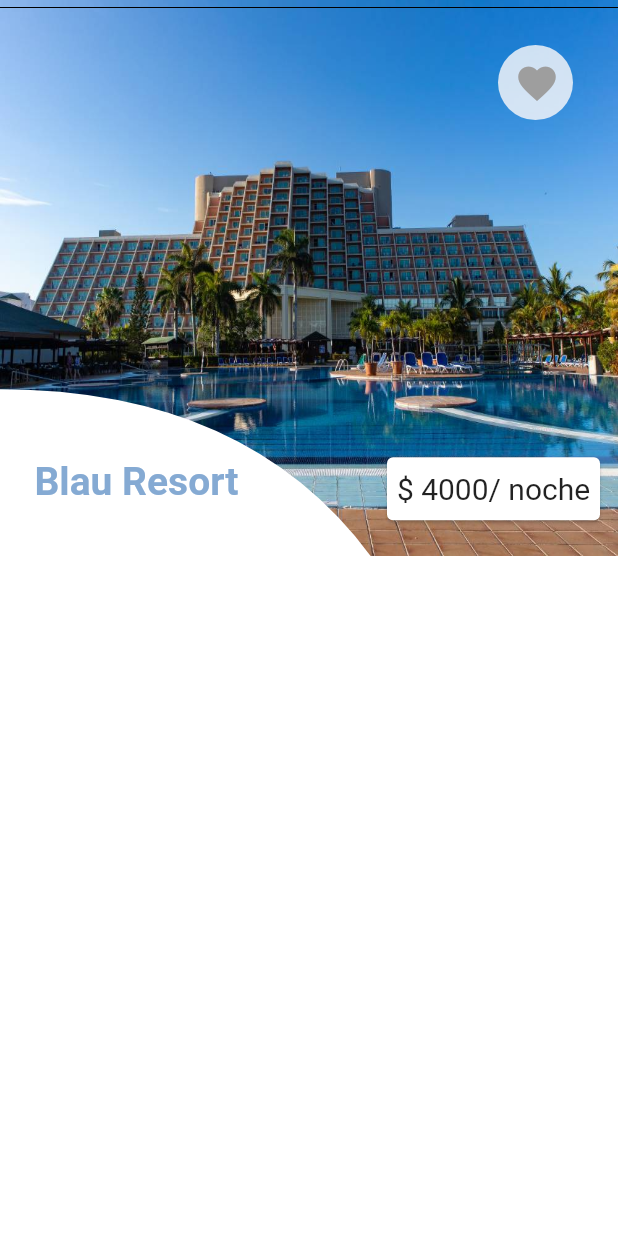
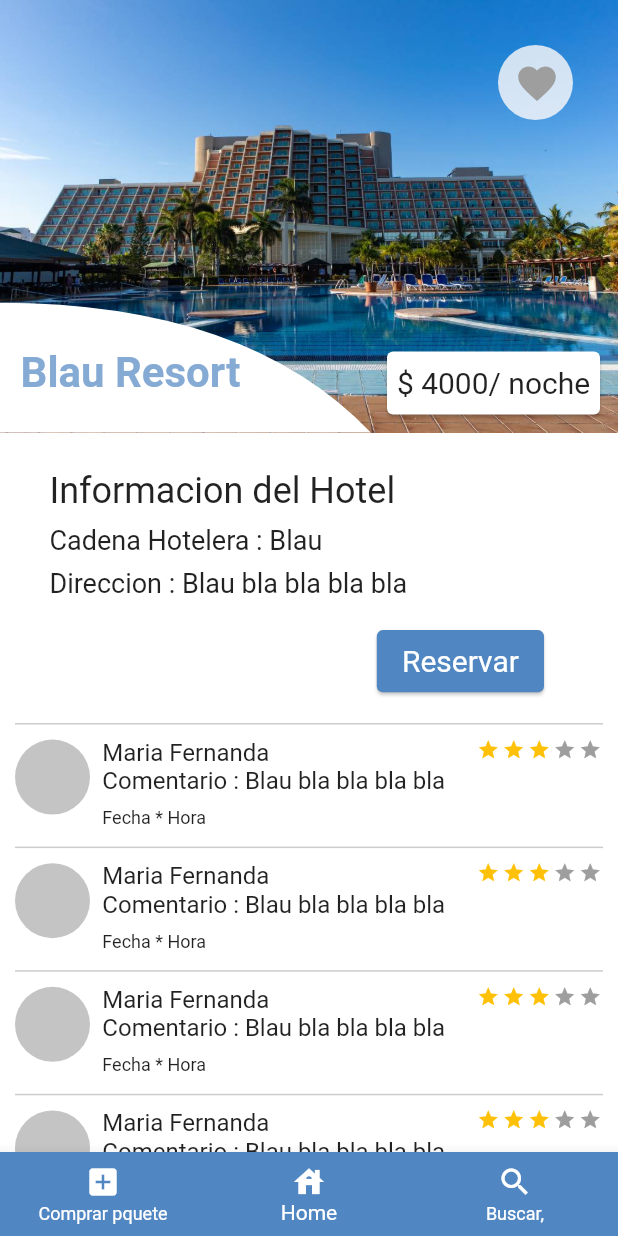
Before and after one commit to javierrrrrrrrrrrr/Varadero-Hotel, a Flutter app: the HomePage screen opened by its route, after a tap on "$ 4000 Cup", on a phone screen of 412 x 824 dp. Run offline on Flutter 3.47's test engine with Material 2 defaults, Android fonts, the light colour scheme and no system bars; drawn by our look-alikes of flutter_rating_bar, like_button; our stand-ins replace get.

Commit message:
cambios new

```diff
--- a/lib/Widget/carta.dart
+++ b/lib/Widget/carta.dart
@@ -44,7 +44,10 @@
                     Column(
                       crossAxisAlignment: CrossAxisAlignment.start,
                       children: const [
-                        RaitingBar(),
+                        RaitingBar(
+                          tamano: 19,
+                          separacion: 0,
+                        ),
                         /**  uso es simbolo para lograr que reconozca el simbolo de peso como un caracter */
                         Text(
                           '  \$ 4000 Cup',
--- a/lib/Widget/raitingBar.dart
+++ b/lib/Widget/raitingBar.dart
@@ -4,18 +4,23 @@
 class RaitingBar extends StatelessWidget {
   const RaitingBar({
     Key? key,
+    required this.tamano,
+    required this.separacion,
   }) : super(key: key);
+
+  final double tamano;
+  final double separacion;
 
   @override
   Widget build(BuildContext context) {
     return RatingBar.builder(
-      itemSize: 19,
+      itemSize: tamano,
       initialRating: 3,
       minRating: 1,
       direction: Axis.horizontal,
       allowHalfRating: true,
       itemCount: 5,
-      itemPadding: const EdgeInsets.symmetric(horizontal: 4.0),
+      itemPadding: EdgeInsets.symmetric(horizontal: separacion),
       itemBuilder: (context, _) => const Icon(
         Icons.star,
         color: Colors.amber,
--- a/lib/screens/hotel_home.dart
+++ b/lib/screens/hotel_home.dart
@@ -2,6 +2,8 @@
 import 'package:get/get.dart';
 import 'package:varadero/Widget/likeButtom.dart';
 
+import '../Widget/navbar.dart';
+import '../Widget/raitingBar.dart';
 import '../contantes/contantes.dart';
 
 class HotelHomePage extends StatelessWidget {
@@ -13,11 +15,12 @@
       backgroundColor: khomebodycolor,
       body: SafeArea(
         child: Column(
+          crossAxisAlignment: CrossAxisAlignment.start,
           children: [
             Stack(
               children: [
                 SizedBox(
-                  height: Get.height * 0.45,
+                  height: Get.height * 0.35,
                   width: Get.width,
                   child: Image.asset(
                     'assets/blau.jpg',
@@ -29,22 +32,22 @@
                     CustomPaint(
                       painter: _HeaderPaintDiagonal(),
                       child: SizedBox(
-                        height: Get.height * 0.45,
+                        height: Get.height * 0.35,
                         width: Get.width,
                       ),
                     ),
                     const Positioned(
                       bottom: 0,
-                      left: 16,
+                      left: 12,
                       child: SizedBox(
-                        height: 100,
+                        height: 80,
                         width: 150,
-                        // color: Colors.red,
+                        //  color: Colors.red,
                         child: Center(
                           child: Text(
                             'Blau Resort',
                             style: TextStyle(
-                                fontSize: 26,
+                                fontSize: 28,
                                 fontWeight: FontWeight.bold,
                                 color: Color.fromRGBO(133, 170, 211, 1)),
                           ),
@@ -52,7 +55,7 @@
                       ),
                     ),
                     const Positioned(
-                      bottom: 20,
+                      bottom: 8,
                       right: 8,
                       child: SizedBox(
                         height: 50,
@@ -73,15 +76,140 @@
                     ),
                   ],
                 ),
-                const Divider(
-                  height: 10,
-                  color: Colors.black,
-                )
               ],
-            )
+            ),
+            Padding(
+              padding: EdgeInsets.only(left: Get.height * 0.04),
+              child: Column(
+                crossAxisAlignment: CrossAxisAlignment.start,
+                children: [
+                  Separador(0.03),
+                  const Textos(texto: "Informacion del Hotel", tamano: 24),
+                  Separador(0.01),
+                  const Textos(texto: "Cadena Hotelera : Blau", tamano: 18),
+                  Separador(0.01),
+                  const Textos(
+                      texto: "Direccion : Blau bla bla bla bla", tamano: 18),
+                  Separador(0.02),
+                  Padding(
+                    padding: EdgeInsets.only(left: Get.height * 0.26),
+                    child: SizedBox(
+                      height: Get.height * 0.06,
+                      width: Get.width * 0.29,
+                      child: const Card(
+                        color: Color.fromRGBO(80, 134, 193, 1),
+                        child: Center(
+                            child: Text(
+                          'Reservar',
+                          style: TextStyle(
+                            color: Colors.white,
+                            fontSize: 20,
+                          ),
+                        )),
+                      ),
+                    ),
+                  ),
+                  Separador(0.02),
+                ],
+              ),
+            ),
+            Expanded(
+              child: ListView.builder(
+                scrollDirection: Axis.vertical,
+                itemCount: 5,
+                itemBuilder: (BuildContext context, index) {
+                  return Carta2();
+                },
+              ),
+            ),
           ],
         ),
       ),
+      bottomNavigationBar: const Navbar(),
+    );
+  }
+
+  Container Carta2() => Container(
+        margin: const EdgeInsets.only(
+          left: 10,
+          right: 10,
+        ),
+        height: Get.height * 0.1,
+        child: Stack(
+          children: [
+            Column(
+              children: [
+                Container(
+                  height: 1,
+                  width: Get.width,
+                  color: const Color.fromRGBO(0, 0, 0, 0.2),
+                ),
+                Padding(
+                  padding: EdgeInsets.only(top: Get.height * 0.001),
+                  child: Row(
+                    children: [
+                      const CircleAvatar(
+                        maxRadius: 25,
+                        backgroundColor: Color.fromRGBO(196, 196, 196, 1),
+                      ),
+                      Padding(
+                        padding: EdgeInsets.only(left: Get.height * 0.01),
+                        child: Column(
+                          crossAxisAlignment: CrossAxisAlignment.start,
+                          children: [
+                            Separador(0.01),
+                            const Textos(texto: 'Maria Fernanda', tamano: 16),
+                            const Textos(
+                              texto: 'Comentario : Blau bla bla bla bla',
+                              tamano: 16,
+                            ),
+                            Separador(0.01),
+                            const Textos(
+                              tamano: 12,
+                              texto: 'Fecha * Hora',
+                            )
+                          ],
+                        ),
+                      ),
+                    ],
+                  ),
+                )
+              ],
+            ),
+            const Positioned(
+              top: 10,
+              right: 0,
+              child: RaitingBar(
+                tamano: 15,
+                separacion: 1.0,
+              ),
+            ),
+          ],
+        ),
+      );
+
+  SizedBox Separador(double x) {
+    return SizedBox(
+      height: Get.height * x,
+    );
+  }
+}
+
+class Textos extends StatelessWidget {
+  const Textos({
+    Key? key,
+    required this.texto,
+    required this.tamano,
+  }) : super(key: key);
+
+  final String texto;
+  final double tamano;
+
+  @override
+  Widget build(BuildContext context) {
+    return Text(
+      texto,
+      style: TextStyle(fontSize: tamano),
     );
   }
 }
```
